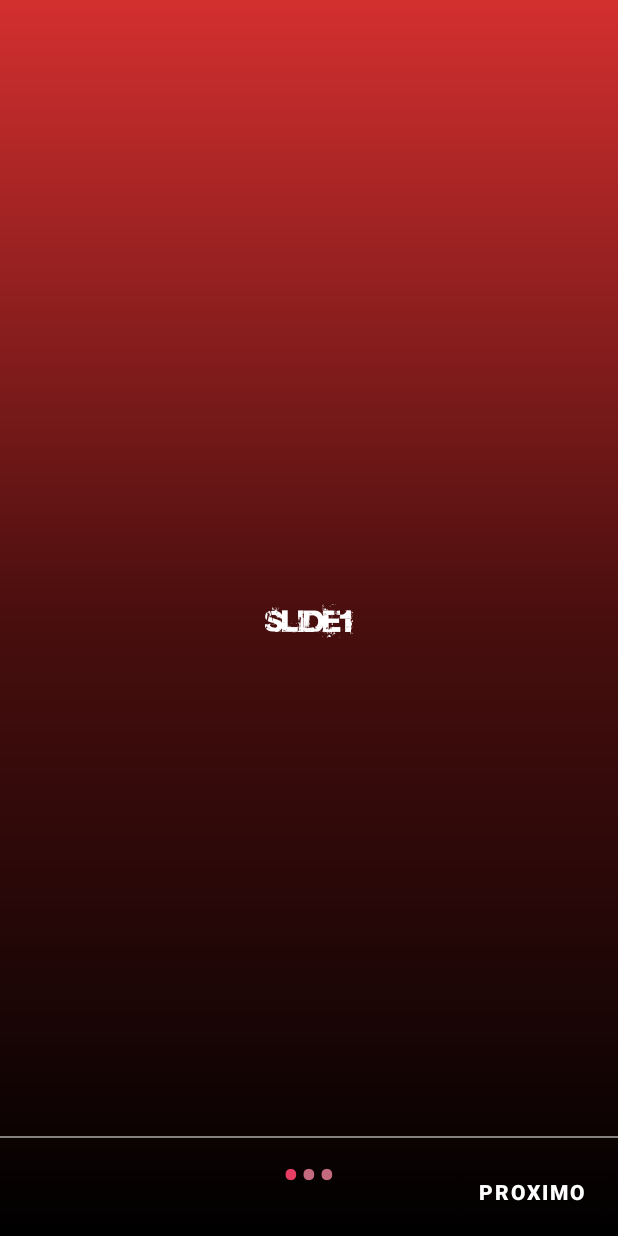
After one commit to adrian971029/GameTime, an Android app: the WelcomeActivity screen opened directly, with no data from a screen before it, on a phone screen of 412 x 824 dp. The commit adds this screen. Run offline under Robolectric (Android 15) with nearby library versions, the phone set to English and light mode, and no system bars; our stand-ins replace ButterKnife, sdp/ssp sizes.

Commit message:
Preparada base dos slide para o tutorial.

```diff
--- /dev/null
+++ b/app/src/main/java/com/adrian971029/gametime/adapter/MyViewPagerAdapter.java
@@ -0,0 +1,46 @@
+package com.adrian971029.gametime.adapter;
+
+import android.content.Context;
+import android.view.LayoutInflater;
+import android.view.View;
+import android.view.ViewGroup;
+
+import androidx.viewpager.widget.PagerAdapter;
+
+public class MyViewPagerAdapter extends PagerAdapter {
+    private LayoutInflater layoutInflater;
+    private Context context;
+    private int[] layouts;
+
+    public MyViewPagerAdapter(Context context, int[] layouts) {
+        this.context = context;
+        this.layouts = layouts;
+    }
+
+    @Override
+    public Object instantiateItem(ViewGroup container, int position) {
+        layoutInflater = (LayoutInflater) context.getSystemService(Context.LAYOUT_INFLATER_SERVICE);
+
+        View view = layoutInflater.inflate(layouts[position], container, false);
+        container.addView(view);
+
+        return view;
+    }
+
+    @Override
+    public int getCount() {
+        return layouts.length;
+    }
+
+    @Override
+    public boolean isViewFromObject(View view, Object obj) {
+        return view == obj;
+    }
+
+
+    @Override
+    public void destroyItem(ViewGroup container, int position, Object object) {
+        View view = (View) object;
+        container.removeView(view);
+    }
+}
--- /dev/null
+++ b/app/src/main/java/com/adrian971029/gametime/helper/PrefManager.java
@@ -0,0 +1,33 @@
+package com.adrian971029.gametime.helper;
+
+import android.content.Context;
+import android.content.SharedPreferences;
+
+public class PrefManager {
+
+    SharedPreferences pref;
+    SharedPreferences.Editor editor;
+    Context _context;
+
+    int PRIVATE_MODE = 0;
+
+    private static final String PREF_NAME = "app_inicio";
+
+    private static final String FIRST_TIME = "isFirstTime";
+
+    public PrefManager(Context context) {
+        this._context = context;
+        pref = _context.getSharedPreferences(PREF_NAME, PRIVATE_MODE);
+        editor = pref.edit();
+    }
+
+    public void setFirstTimeLaunch(boolean isFirstTime) {
+        editor.putBoolean(FIRST_TIME, isFirstTime);
+        editor.commit();
+    }
+
+    public boolean isFirstTimeLaunch() {
+        return pref.getBoolean(FIRST_TIME, true);
+    }
+
+}
--- a/app/src/main/java/com/adrian971029/gametime/view/MainActivity.java
+++ b/app/src/main/java/com/adrian971029/gametime/view/MainActivity.java
@@ -36,7 +36,7 @@ public class MainActivity extends BaseActivity {
 
     @OnClick(R.id.ly_telaInicial)
     void onActionTelaInicial() {
-        Intent intent = new Intent(context, SelectionActivity.class);
+        Intent intent = new Intent(context, WelcomeActivity.class);
         startActivity(intent);
         finish();
     }
--- /dev/null
+++ b/app/src/main/java/com/adrian971029/gametime/view/WelcomeActivity.java
@@ -0,0 +1,141 @@
+package com.adrian971029.gametime.view;
+
+import android.content.Intent;
+import android.graphics.Color;
+import android.os.Bundle;
+import android.text.Html;
+import android.view.View;
+import android.view.Window;
+import android.view.WindowManager;
+import android.widget.Button;
+import android.widget.LinearLayout;
+import android.widget.TextView;
+
+import androidx.viewpager.widget.ViewPager;
+
+import com.adrian971029.gametime.R;
+import com.adrian971029.gametime.adapter.MyViewPagerAdapter;
+import com.adrian971029.gametime.base.BaseActivity;
+import com.adrian971029.gametime.helper.PrefManager;
+
+import butterknife.BindView;
+import butterknife.ButterKnife;
+
+public class WelcomeActivity extends BaseActivity {
+
+    @BindView(R.id.view_pager)
+    ViewPager viewPager;
+    @BindView(R.id.layout_pontos)
+    LinearLayout pontosLayout;
+    @BindView(R.id.btn_next)
+    Button btnNext;
+
+    private MyViewPagerAdapter myViewPagerAdapter;
+    private TextView[] dots;
+    private int[] layouts;
+    private PrefManager prefManager;
+
+    @Override
+    protected void onCreate(Bundle savedInstanceState) {
+        super.onCreate(savedInstanceState);
+
+        prefManager = new PrefManager(this);
+        if (!prefManager.isFirstTimeLaunch()) {
+            launchHomeScreen();
+            finish();
+        }
+
+        getWindow().getDecorView().setSystemUiVisibility(View.SYSTEM_UI_FLAG_LAYOUT_STABLE | View.SYSTEM_UI_FLAG_LAYOUT_FULLSCREEN);
+
+        setContentView(R.layout.activity_welcome);
+
+        ButterKnife.bind(this);
+
+        layouts = new int[]{R.layout.item_slide1, R.layout.item_slide2, R.layout.item_slide3};
+
+        addButtonPontos(0);
+
+        changeStatusBarColor();
+
+        myViewPagerAdapter = new MyViewPagerAdapter(this, layouts);
+        viewPager.setAdapter(myViewPagerAdapter);
+        viewPager.addOnPageChangeListener(viewPagerPageChangeListener);
+
+
+        btnNext.setOnClickListener(new View.OnClickListener() {
+            @Override
+            public void onClick(View v) {
+                // checking for last page
+                // if last page home screen will be launched
+                int current = getItem(+1);
+                if (current < layouts.length) {
+                    // move to next screen
+                    viewPager.setCurrentItem(current);
+                } else {
+                    launchHomeScreen();
+                }
+            }
+        });
+    }
+
+    private void addButtonPontos(int currentPage) {
+        dots = new TextView[layouts.length];
+
+        int[] colorsActive = getResources().getIntArray(R.array.array_dot_active);
+        int[] colorsInactive = getResources().getIntArray(R.array.array_ponto_inativo);
+
+        pontosLayout.removeAllViews();
+        for (int i = 0; i < dots.length; i++) {
+            dots[i] = new TextView(this);
+            dots[i].setText(Html.fromHtml("&#8226;"));
+            dots[i].setTextSize(35);
+            dots[i].setTextColor(colorsInactive[currentPage]);
+            pontosLayout.addView(dots[i]);
+        }
+
+        if (dots.length > 0)
+            dots[currentPage].setTextColor(colorsActive[currentPage]);
+    }
+
+    private int getItem(int i) {
+        return viewPager.getCurrentItem() + i;
+    }
+
+    private void launchHomeScreen() {
+        prefManager.setFirstTimeLaunch(false);
+        startActivity(new Intent(WelcomeActivity.this, SelectionActivity.class));
+        finish();
+    }
+
+    //  viewpager change listener
+    ViewPager.OnPageChangeListener viewPagerPageChangeListener = new ViewPager.OnPageChangeListener() {
+
+        @Override
+        public void onPageSelected(int position) {
+            addButtonPontos(position);
+
+            if (position == layouts.length - 1) {
+                btnNext.setText(getString(R.string.lbl_comenzar));
+            } else {
+                btnNext.setText(getString(R.string.lbl_proximo));
+            }
+        }
+
+        @Override
+        public void onPageScrolled(int arg0, float arg1, int arg2) {
+
+        }
+
+        @Override
+        public void onPageScrollStateChanged(int arg0) {
+
+        }
+    };
+
+    private void changeStatusBarColor() {
+        Window window = getWindow();
+        window.addFlags(WindowManager.LayoutParams.FLAG_DRAWS_SYSTEM_BAR_BACKGROUNDS);
+        window.setStatusBarColor(Color.TRANSPARENT);
+    }
+
+}
--- /dev/null
+++ b/app/src/main/res/drawable/gradient_slide.xml
@@ -0,0 +1,9 @@
+<?xml version="1.0" encoding="utf-8"?>
+<shape xmlns:android="http://schemas.android.com/apk/res/android"
+    android:shape="rectangle" >
+    <gradient
+        android:startColor="@color/preto"
+        android:centerColor="@color/vermelhor_vinho"
+        android:endColor="@color/colorPrimaryDark"
+        android:angle="90"/>
+</shape>
--- /dev/null
+++ b/app/src/main/res/layout/activity_welcome.xml
@@ -0,0 +1,43 @@
+<?xml version="1.0" encoding="utf-8"?>
+<RelativeLayout xmlns:android="http://schemas.android.com/apk/res/android"
+    xmlns:app="http://schemas.android.com/apk/res-auto"
+    xmlns:tools="http://schemas.android.com/tools"
+    android:layout_width="match_parent"
+    android:layout_height="match_parent"
+    tools:context=".view.WelcomeActivity">
+
+
+    <androidx.viewpager.widget.ViewPager
+        android:id="@+id/view_pager"
+        android:layout_width="match_parent"
+        android:layout_height="match_parent" />
+
+    <LinearLayout
+        android:id="@+id/layout_pontos"
+        android:layout_width="match_parent"
+        android:layout_height="@dimen/_30sdp"
+        android:layout_alignParentBottom="true"
+        android:layout_marginBottom="@dimen/_20sdp"
+        android:gravity="center"
+        android:orientation="horizontal"/>
+
+    <View
+        android:layout_width="match_parent"
+        android:layout_height="1dp"
+        android:alpha=".5"
+        android:layout_above="@id/layout_pontos"
+        android:background="@android:color/white" />
+
+    <Button
+        android:id="@+id/btn_next"
+        android:layout_width="wrap_content"
+        android:layout_height="wrap_content"
+        android:layout_margin="@dimen/_4sdp"
+        android:textStyle="bold"
+        android:textColor="@color/branco"
+        android:text="@string/lbl_proximo"
+        app:backgroundTint="@color/transparente"
+        android:layout_alignParentBottom="true"
+        android:layout_alignParentRight="true" />
+
+</RelativeLayout>
--- /dev/null
+++ b/app/src/main/res/layout/item_slide1.xml
@@ -0,0 +1,24 @@
+<?xml version="1.0" encoding="utf-8"?>
+<androidx.constraintlayout.widget.ConstraintLayout xmlns:android="http://schemas.android.com/apk/res/android"
+    xmlns:app="http://schemas.android.com/apk/res-auto"
+    xmlns:tools="http://schemas.android.com/tools"
+    android:layout_width="match_parent"
+    android:layout_height="match_parent"
+    android:background="@drawable/gradient_slide">
+
+    <TextView
+        android:id="@+id/tv_toqueIniciar"
+        android:layout_width="wrap_content"
+        android:layout_height="wrap_content"
+        android:fontFamily="@font/base2"
+        android:text="Slide1"
+        android:textColor="@color/branco"
+        android:textSize="@dimen/_14sdp"
+        app:layout_constraintBottom_toBottomOf="parent"
+        app:layout_constraintEnd_toEndOf="parent"
+        app:layout_constraintHorizontal_bias="0.5"
+        app:layout_constraintStart_toStartOf="parent"
+        app:layout_constraintTop_toTopOf="parent" />
+
+
+</androidx.constraintlayout.widget.ConstraintLayout>
--- a/app/src/main/res/values/colors.xml
+++ b/app/src/main/res/values/colors.xml
@@ -10,4 +10,24 @@
     <color name="verde">#009000</color>
     <color name="dim_gray">#2B2424</color>
     <color name="vermelhor_vinho">#490E0E</color>
+    <color name="transparente">#00FFFFFF</color>
+    <color name="color_ponto_slide_ativo1">#E63D62</color>
+    <color name="color_ponto_slide_ativo2">#9C102C</color>
+    <color name="color_ponto_slide_ativo3">@color/colorAccent</color>
+    <color name="color_ponto_slide_inativo1">#D7E67E96</color>
+    <color name="color_ponto_slide_inativo2">#8A414C</color>
+    <color name="color_ponto_slide_inativo3">#BFCC85</color>
+
+    <array name="array_dot_active">
+        <item>@color/color_ponto_slide_ativo1</item>
+        <item>@color/color_ponto_slide_ativo2</item>
+        <item>@color/color_ponto_slide_ativo3</item>
+    </array>
+
+    <array name="array_ponto_inativo">
+        <item>@color/color_ponto_slide_inativo1</item>
+        <item>@color/color_ponto_slide_inativo2</item>
+        <item>@color/color_ponto_slide_inativo3</item>
+    </array>
+
 </resources>
--- a/app/src/main/res/values/strings.xml
+++ b/app/src/main/res/values/strings.xml
@@ -17,6 +17,8 @@
     <string name="lbl_home">Home</string>
     <string name="cd_icone_home">Icone Home</string>
     <string name="cd_icone_configuracoes">Icone configuracões</string>
+    <string name="lbl_proximo">Proximo</string>
+    <string name="lbl_comenzar">Comenzar</string>
 
     <string-array name="game_nome">
         <item>@string/lbl_bingo</item>
```
Also changed, not shown: app/src/main/AndroidManifest.xml (+5 -5 lines), app/src/main/res/layout/item_slide2.xml (added, +22 -0 lines), app/src/main/res/layout/item_slide3.xml (added, +23 -0 lines).
